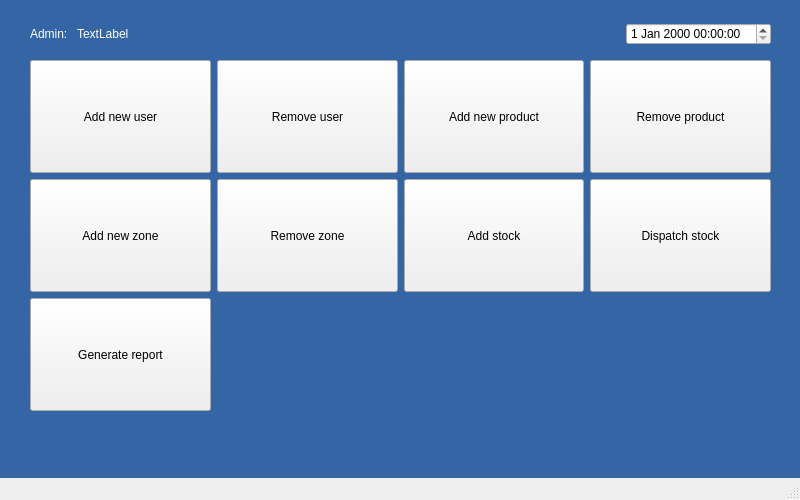
Old version of the form mainwindow.ui in the repository munaibalhelali/WarehouseSystem_using_Qt.
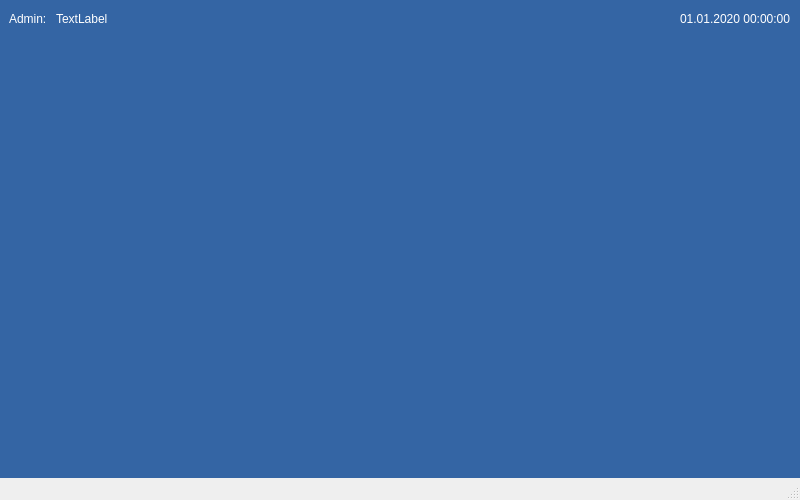
New version of the form.

Commit message: integerated the dialogs to the main window

What changed in the file:
```diff
--- a/mainwindow.ui
+++ b/mainwindow.ui
@@ -24,20 +24,17 @@
 }</string>
   </property>
   <widget class="QWidget" name="centralwidget">
-   <widget class="QWidget" name="">
-    <property name="geometry">
-     <rect>
-      <x>30</x>
-      <y>20</y>
-      <width>741</width>
-      <height>28</height>
-     </rect>
-    </property>
-    <layout class="QHBoxLayout" name="horizontalLayout_2">
+   <layout class="QVBoxLayout" name="verticalLayout">
      <item>
       <layout class="QHBoxLayout" name="horizontalLayout">
        <item>
-        <widget class="QLabel" name="label">
+       <widget class="QLabel" name="userTypeLabel">
+        <property name="sizePolicy">
+         <sizepolicy hsizetype="Preferred" vsizetype="Fixed">
+          <horstretch>0</horstretch>
+          <verstretch>0</verstretch>
+         </sizepolicy>
+        </property>
          <property name="text">
           <string>Admin: </string>
          </property>
@@ -45,6 +42,12 @@
        </item>
        <item>
         <widget class="QLabel" name="userNameLabel">
+        <property name="sizePolicy">
+         <sizepolicy hsizetype="Preferred" vsizetype="Fixed">
+          <horstretch>0</horstretch>
+          <verstretch>0</verstretch>
+         </sizepolicy>
+        </property>
          <property name="text">
           <string>TextLabel</string>
          </property>
@@ -63,142 +66,29 @@
          </property>
         </spacer>
        </item>
-      </layout>
-     </item>
      <item>
-      <widget class="QDateTimeEdit" name="dateTimeEdit"/>
-     </item>
-    </layout>
-   </widget>
-   <widget class="QWidget" name="">
-    <property name="geometry">
-     <rect>
-      <x>30</x>
-      <y>60</y>
-      <width>741</width>
-      <height>351</height>
-     </rect>
-    </property>
-    <layout class="QGridLayout" name="gridLayout">
-     <item row="0" column="0">
-      <widget class="QPushButton" name="addNewUserButton">
+       <widget class="QLabel" name="dateTimeLabel">
        <property name="sizePolicy">
-        <sizepolicy hsizetype="Expanding" vsizetype="Expanding">
+         <sizepolicy hsizetype="Preferred" vsizetype="Fixed">
          <horstretch>0</horstretch>
          <verstretch>0</verstretch>
         </sizepolicy>
        </property>
        <property name="text">
-        <string>Add new user</string>
+         <string>01.01.2020 00:00:00</string>
        </property>
       </widget>
      </item>
-     <item row="0" column="1">
-      <widget class="QPushButton" name="removeUserButton">
-       <property name="sizePolicy">
-        <sizepolicy hsizetype="Expanding" vsizetype="Expanding">
-         <horstretch>0</horstretch>
-         <verstretch>0</verstretch>
-        </sizepolicy>
-       </property>
-       <property name="text">
-        <string>Remove user</string>
-       </property>
-      </widget>
-     </item>
-     <item row="0" column="2">
-      <widget class="QPushButton" name="addNewProductButton">
-       <property name="sizePolicy">
-        <sizepolicy hsizetype="Expanding" vsizetype="Expanding">
-         <horstretch>0</horstretch>
-         <verstretch>0</verstretch>
-        </sizepolicy>
-       </property>
-       <property name="text">
-        <string>Add new product</string>
-       </property>
-      </widget>
-     </item>
-     <item row="0" column="3">
-      <widget class="QPushButton" name="removeProductButton">
-       <property name="sizePolicy">
-        <sizepolicy hsizetype="Expanding" vsizetype="Expanding">
-         <horstretch>0</horstretch>
-         <verstretch>0</verstretch>
-        </sizepolicy>
-       </property>
-       <property name="text">
-        <string>Remove product</string>
-       </property>
-      </widget>
-     </item>
-     <item row="1" column="0">
-      <widget class="QPushButton" name="addNewZoneButton">
-       <property name="sizePolicy">
-        <sizepolicy hsizetype="Minimum" vsizetype="Expanding">
-         <horstretch>0</horstretch>
-         <verstretch>0</verstretch>
-        </sizepolicy>
-       </property>
-       <property name="text">
-        <string>Add new zone</string>
-       </property>
-      </widget>
-     </item>
-     <item row="1" column="1">
-      <widget class="QPushButton" name="removeZoneButton">
-       <property name="sizePolicy">
-        <sizepolicy hsizetype="Minimum" vsizetype="Expanding">
-         <horstretch>0</horstretch>
-         <verstretch>0</verstretch>
-        </sizepolicy>
-       </property>
-       <property name="text">
-        <string>Remove zone</string>
-       </property>
-      </widget>
-     </item>
-     <item row="1" column="2">
-      <widget class="QPushButton" name="addStockButton">
-       <property name="sizePolicy">
-        <sizepolicy hsizetype="Minimum" vsizetype="Expanding">
-         <horstretch>0</horstretch>
-         <verstretch>0</verstretch>
-        </sizepolicy>
-       </property>
-       <property name="text">
-        <string>Add stock</string>
-       </property>
-      </widget>
-     </item>
-     <item row="1" column="3">
-      <widget class="QPushButton" name="dispatchStockButton">
-       <property name="sizePolicy">
-        <sizepolicy hsizetype="Minimum" vsizetype="Expanding">
-         <horstretch>0</horstretch>
-         <verstretch>0</verstretch>
-        </sizepolicy>
-       </property>
-       <property name="text">
-        <string>Dispatch stock</string>
-       </property>
-      </widget>
-     </item>
-     <item row="2" column="0">
-      <widget class="QPushButton" name="generateReportButton">
-       <property name="sizePolicy">
-        <sizepolicy hsizetype="Minimum" vsizetype="Expanding">
-         <horstretch>0</horstretch>
-         <verstretch>0</verstretch>
-        </sizepolicy>
-       </property>
-       <property name="text">
-        <string>Generate report</string>
-       </property>
-      </widget>
-     </item>
-    </layout>
-   </widget>
+     </layout>
+    </item>
+    <item>
+     <widget class="QWidget" name="controlWidget" native="true">
+      <property name="styleSheet">
+       <string notr="true"/>
+      </property>
+     </widget>
+    </item>
+   </layout>
   </widget>
   <widget class="QMenuBar" name="menubar">
    <property name="geometry">
```
Lines whose indentation alone changed are shown as unchanged. The commit also changes 3 other files.
